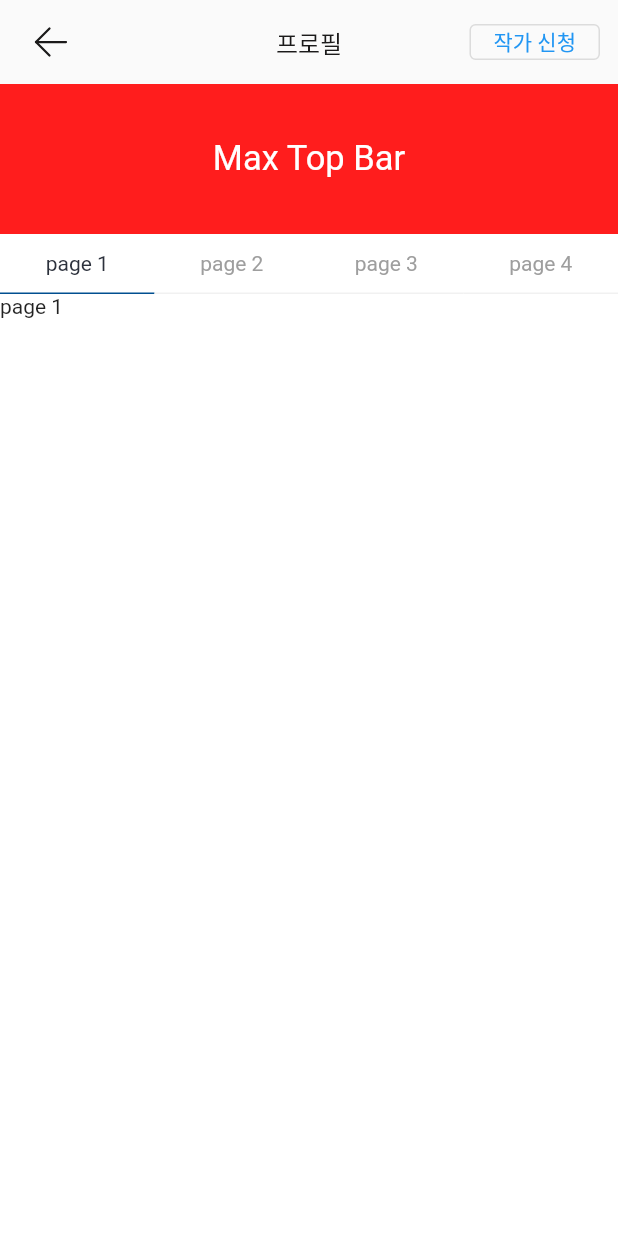
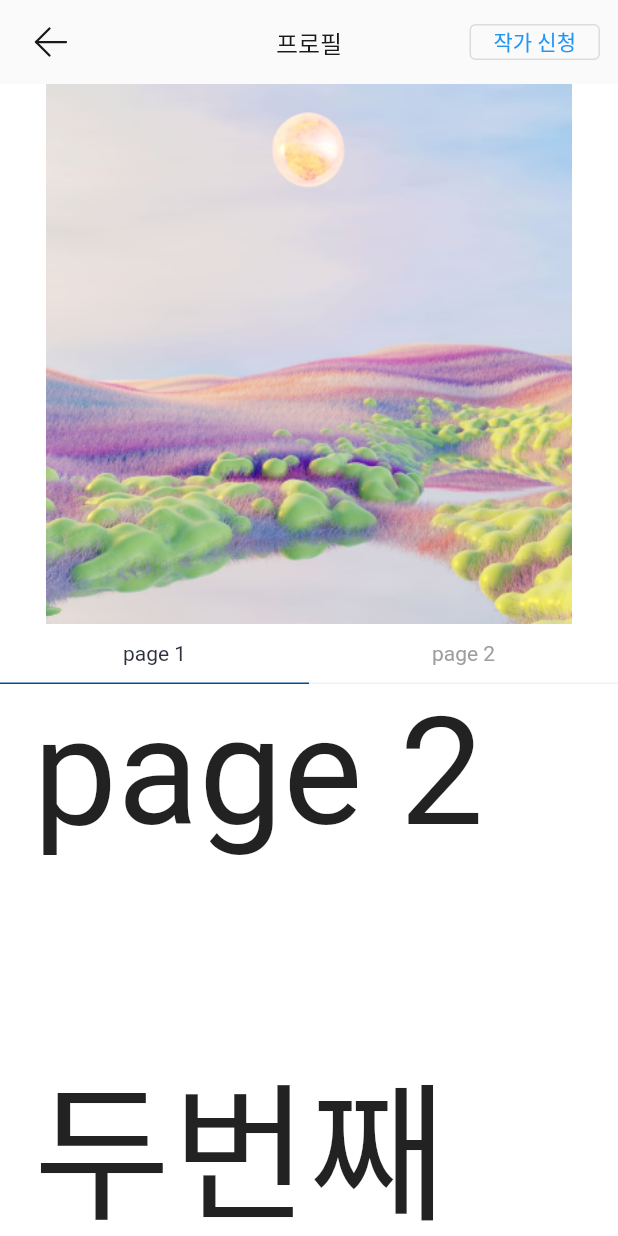
Before and after one commit to prography-team-5/aria-client, a Flutter app: the MyPage screen opened by its route, on a phone screen of 412 x 824 dp. Run offline on Flutter 3.47's test engine with Material 2 defaults, Android fonts, the phone set to English and light mode, and no system bars; our stand-ins replace flutter_svg, get; missing offline and left inert: kakao_flutter_sdk; accounts and stored records are empty; Roboto replaces fonts that are missing (Pretendard).

Commit message:
wip: MyPage CustomScrollView

```diff
--- a/lib/views/my/my_page.dart
+++ b/lib/views/my/my_page.dart
@@ -16,7 +16,7 @@ class _MyPageState extends State<MyPage> {
   ScrollController scrollController = ScrollController();
   PageController pageController = PageController(initialPage: 0);
 
-  final double sliverMinHeight = 80.0, sliverMaxHeight = 140.0;
+  final double sliverMinHeight = 80.0, sliverMaxHeight = 400.0;
   int pageIndex = 0;
 
   final colors = [
@@ -113,19 +113,19 @@ class _MyPageState extends State<MyPage> {
   Widget minTopChild() {
     return Column(
       children: <Widget>[
-        Expanded(
-          child: Container(
-            alignment: Alignment.center,
-            color: Color(0xFF014F90),
-            child: Text(
-              "Min Top Bar",
-              style: TextStyle(
-                color: Color(0xFFFFFFFF),
-                fontSize: 23,
-              ),
-            ),
-          ),
-        ),
+        // Expanded(
+        //   child: Container(
+        //     alignment: Alignment.center,
+        //     color: Color(0xFF014F90),
+        //     child: Text(
+        //       "Min Top Bar",
+        //       style: TextStyle(
+        //         color: Color(0xFFFFFFFF),
+        //         fontSize: 23,
+        //       ),
+        //     ),
+        //   ),
+        // ),
         pageButtonLayout(),
       ],
     );
@@ -136,16 +136,10 @@ class _MyPageState extends State<MyPage> {
       children: <Widget>[
         Expanded(
           child: Container(
-            alignment: Alignment.center,
-            color: Color(0xFFFF1D1D),
-            child: Text(
-              "Max Top Bar",
-              style: TextStyle(
-                color: Color(0xFFFFFFFF),
-                fontSize: 23,
-              ),
-            ),
-          ),
+              child: Image.asset(
+            'assets/images/profile_background.png',
+            fit: BoxFit.fill,
+          )),
         ),
         pageButtonLayout(),
       ],
@@ -159,8 +153,6 @@ class _MyPageState extends State<MyPage> {
         children: <Widget>[
           Expanded(child: pageButton("page 1", 0)),
           Expanded(child: pageButton("page 2", 1)),
-          Expanded(child: pageButton("page 3", 2)),
-          Expanded(child: pageButton("page 4", 3)),
         ],
       ),
     );
@@ -206,9 +198,6 @@ class _MyPageState extends State<MyPage> {
     return PageView(
       controller: pageController,
       children: <Widget>[
-        pageItem(
-          Text("page 1"),
-        ),
         pageItem(Center(
           child: Text(
             "page 2\n\n두번째\n\n페이지\n\n스크롤이\n\n되도록\n\n내용을\n\n길게\n\n길게",
@@ -216,9 +205,6 @@ class _MyPageState extends State<MyPage> {
           ),
         )),
         pageListView(),
-        pageItem(Center(
-          child: Text("page 4"),
-        )),
       ],
       onPageChanged: (index) => setState(() => pageIndex = index),
     );
```
Also changed, not shown: assets/images/profile_background.png (added).
